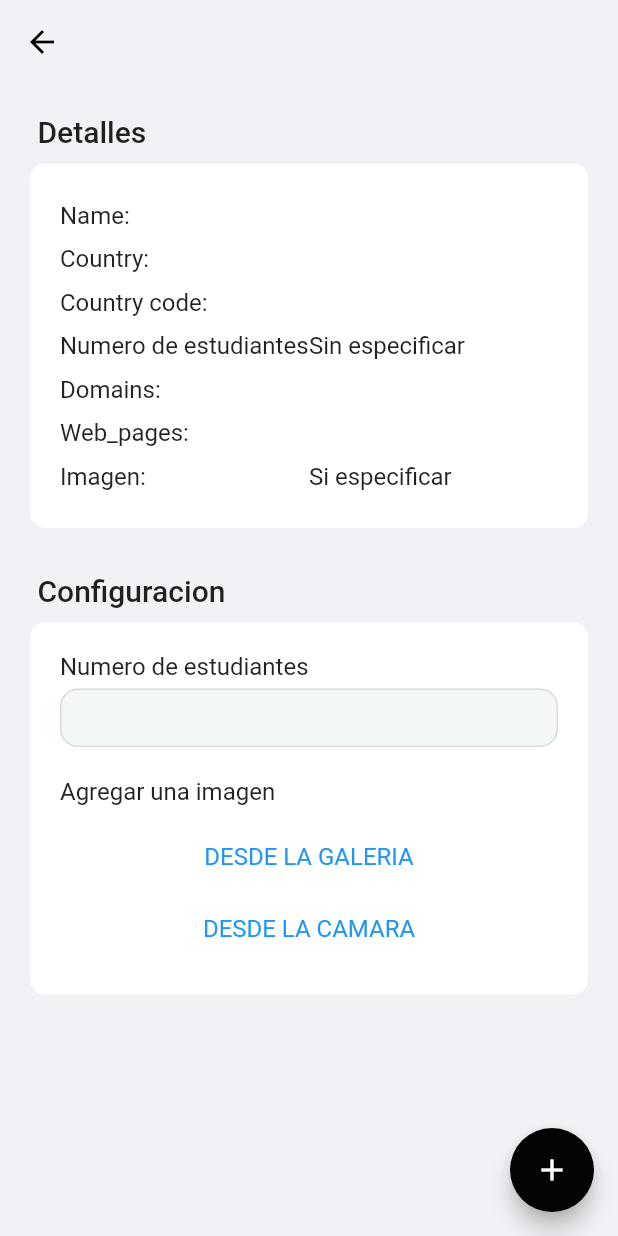
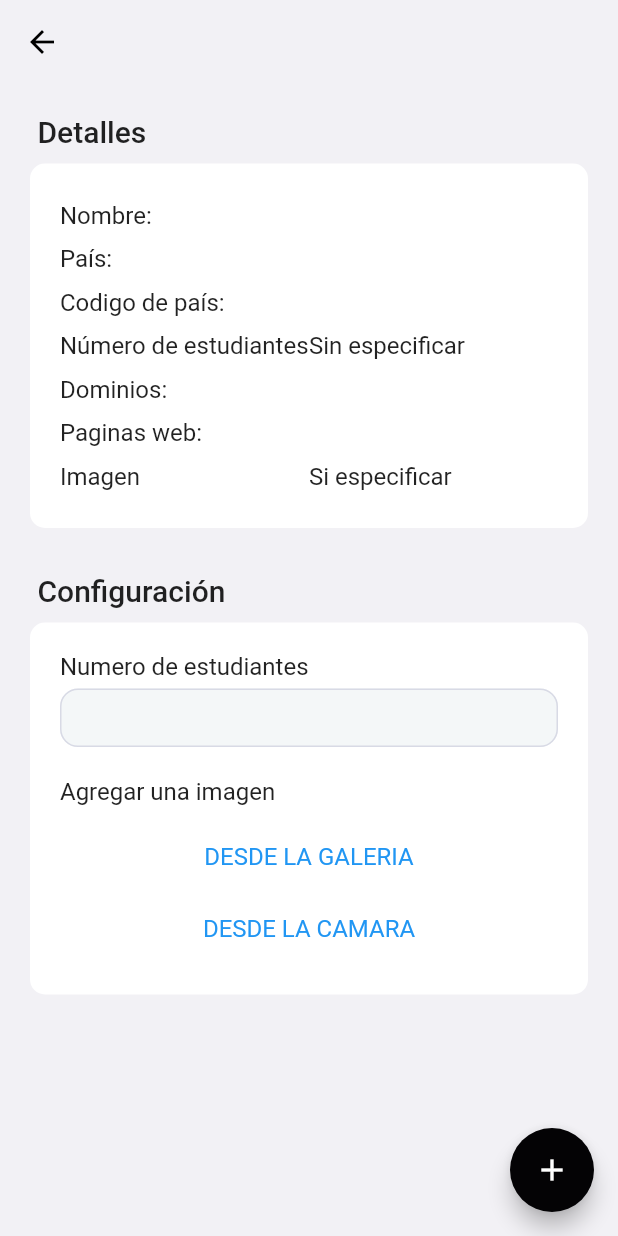
Before and after one commit to rabejarano/tyba-flutter-challenge, a Flutter app: the UniversityDetails screen opened directly with empty values, on a phone screen of 412 x 824 dp. Run offline on Flutter 3.47's test engine with Material 2 defaults, Android fonts, the phone set to English and light mode, and no system bars; our stand-ins replace image_picker; network calls fail.

Commit message:
clear problems

```diff
--- a/lib/main.dart
+++ b/lib/main.dart
@@ -85,12 +85,14 @@ class BasicAppBar extends StatelessWidget implements PreferredSizeWidget {
   final Color backgroundColor;
   final List<int> flexs;
 
-  BasicAppBar(
-      {this.widgetLeft,
+  const BasicAppBar(
+      {Key? key,
+      this.widgetLeft,
       this.flexs = const [3, 8, 3],
       this.widgetCenter,
       this.widgetRight,
-      this.backgroundColor = Colors.red});
+      this.backgroundColor = Colors.red})
+      : super(key: key);
 
   @override
   Size get preferredSize => const Size(double.infinity, 60);
@@ -99,7 +101,7 @@ class BasicAppBar extends StatelessWidget implements PreferredSizeWidget {
   Widget build(BuildContext context) {
     return Container(
       color: backgroundColor,
-      padding: EdgeInsets.symmetric(horizontal: 20),
+      padding: const EdgeInsets.symmetric(horizontal: 20),
       child: SafeArea(
         bottom: false,
         maintainBottomViewPadding: false,
--- a/lib/routes.dart
+++ b/lib/routes.dart
@@ -1,7 +1,9 @@
 import 'package:tyba_flutter_challenge/university_details.dart';
 
+// ignore: constant_identifier_names
 const UNIVERSITY_DETAILS_PAGE = '/withdraw_usdt_details_page';
 
+// ignore: non_constant_identifier_names
 final ROUTES = {
-  UNIVERSITY_DETAILS_PAGE: (_) => UniversityDetails(),
+  UNIVERSITY_DETAILS_PAGE: (_) => const UniversityDetails(),
 };
--- a/lib/university_details.dart
+++ b/lib/university_details.dart
@@ -8,12 +8,20 @@ import 'package:tyba_flutter_challenge/styles.dart';
 import 'package:image_picker/image_picker.dart';
 
 class UniversityDetails extends StatefulWidget {
+  const UniversityDetails({Key? key}) : super(key: key);
+
   @override
   State<UniversityDetails> createState() => _UniversityDetailsState();
 }
 
 class _UniversityDetailsState extends State<UniversityDetails> {
   late University _university;
+  final myController = TextEditingController();
+
+  @override
+  void initState() {
+    super.initState();
+  }
 
   void pickUpImage(ImageSource source) async {
     UniversityProvider _universityProvider =
@@ -28,7 +36,9 @@ class _UniversityDetailsState extends State<UniversityDetails> {
         _university.imageUrl = image.path;
       });
     } catch (e) {
-      print(e);
+      ScaffoldMessenger.of(context).showSnackBar(const SnackBar(
+        content: Text('No se pudo agregar imagen'),
+      ));
     }
   }
 
@@ -52,6 +62,11 @@ class _UniversityDetailsState extends State<UniversityDetails> {
   @override
   Widget build(BuildContext context) {
     _university = ModalRoute.of(context)!.settings.arguments as University;
+    if (myController.text.isEmpty) {
+      myController.text = _university.numbersOfStudents != null
+          ? _university.numbersOfStudents.toString()
+          : "";
+    }
 
     return GestureDetector(
       onTap: () {
@@ -89,7 +104,7 @@ class _UniversityDetailsState extends State<UniversityDetails> {
                 Padding(
                   padding: const EdgeInsets.only(bottom: 10, top: 30, left: 5),
                   child: Text(
-                    'Configuracion',
+                    'Configuración',
                     style: Theme.of(context).textTheme.headline6,
                   ),
                 ),
@@ -138,22 +153,22 @@ class _UniversityDetailsState extends State<UniversityDetails> {
         mainAxisAlignment: MainAxisAlignment.start,
         crossAxisAlignment: CrossAxisAlignment.start,
         children: [
-          _buildItem(textLeft: "Name:", textRight: _university.name!),
-          _buildItem(textLeft: "Country:", textRight: _university.country),
+          _buildItem(textLeft: "Nombre:", textRight: _university.name!),
+          _buildItem(textLeft: "País:", textRight: _university.country),
           _buildItem(
-              textLeft: "Country code:", textRight: _university.alphaTwocode),
+              textLeft: "Codigo de país:", textRight: _university.alphaTwocode),
           _buildItem(
-              textLeft: "Numero de estudiantes",
+              textLeft: "Número de estudiantes",
               textRight: _university.numbersOfStudents != null
                   ? _university.numbersOfStudents.toString()
                   : 'Sin especificar'),
           _buildItem(
-              textLeft: "Domains:", textRight: _university.domains.join(',')),
+              textLeft: "Dominios:", textRight: _university.domains.join(',')),
           _buildItem(
-              textLeft: "Web_pages:",
+              textLeft: "Paginas web:",
               textRight: _university.webPages.join(',')),
           _buildItem(
-              textLeft: "Imagen:",
+              textLeft: "Imagen",
               textRight: _university.imageUrl == null ? "Si especificar" : ""),
           _university.imageUrl != null
               ? Padding(
@@ -195,6 +210,7 @@ class _UniversityDetailsState extends State<UniversityDetails> {
             ),
           ),
           TextField(
+            controller: myController,
             onChanged: _changeStudentsNumber,
             keyboardType: TextInputType.number,
             decoration: inputDecoration.copyWith(
```
